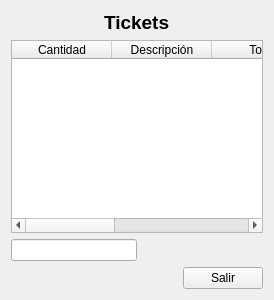
Before: the Qt Designer form BMKSistema/comprobante/comprobantebuscar.ui in radtek/manager, drawn with Qt 5.
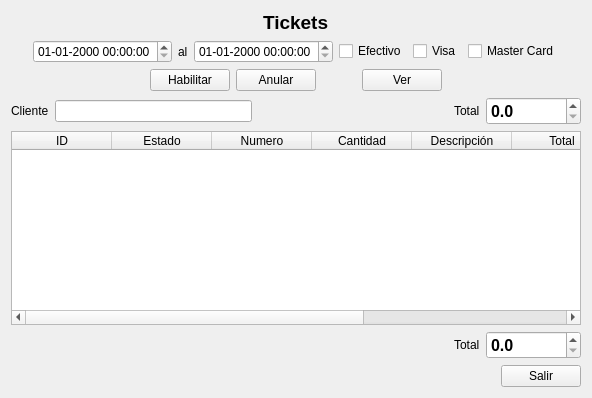
After: the same form once the commit is applied. Icons and pictures are not drawn.

```diff
--- a/BMKSistema/comprobante/comprobantebuscar.ui
+++ b/BMKSistema/comprobante/comprobantebuscar.ui
@@ -6,8 +6,8 @@
    <rect>
     <x>0</x>
     <y>0</y>
-    <width>274</width>
-    <height>300</height>
+    <width>592</width>
+    <height>398</height>
    </rect>
   </property>
   <property name="windowTitle">
@@ -58,8 +58,225 @@
      </item>
     </layout>
    </item>
+   <item>
+    <layout class="QHBoxLayout" name="horizontalLayout_2">
+     <item>
+      <spacer name="horizontalSpacer_5">
+       <property name="orientation">
+        <enum>Qt::Horizontal</enum>
+       </property>
+       <property name="sizeHint" stdset="0">
+        <size>
+         <width>40</width>
+         <height>20</height>
+        </size>
+       </property>
+      </spacer>
+     </item>
+     <item>
+      <widget class="QDateTimeEdit" name="dateTimeEdit_ini">
+       <property name="displayFormat">
+        <string>dd-MM-yyyy hh:mm:ss</string>
+       </property>
+      </widget>
+     </item>
+     <item>
+      <widget class="QLabel" name="label_2">
+       <property name="text">
+        <string>al</string>
+       </property>
+      </widget>
+     </item>
+     <item>
+      <widget class="QDateTimeEdit" name="dateTimeEdit_fin">
+       <property name="displayFormat">
+        <string>dd-MM-yyyy hh:mm:ss</string>
+       </property>
+      </widget>
+     </item>
+     <item>
+      <widget class="QCheckBox" name="checkBox_efectivo">
+       <property name="text">
+        <string>Efectivo</string>
+       </property>
+      </widget>
+     </item>
+     <item>
+      <widget class="QCheckBox" name="checkBox_visa">
+       <property name="text">
+        <string>Visa</string>
+       </property>
+      </widget>
+     </item>
+     <item>
+      <widget class="QCheckBox" name="checkBox_masterCard">
+       <property name="text">
+        <string>Master Card</string>
+       </property>
+      </widget>
+     </item>
+     <item>
+      <spacer name="horizontalSpacer_6">
+       <property name="orientation">
+        <enum>Qt::Horizontal</enum>
+       </property>
+       <property name="sizeHint" stdset="0">
+        <size>
+         <width>40</width>
+         <height>20</height>
+        </size>
+       </property>
+      </spacer>
+     </item>
+    </layout>
+   </item>
+   <item>
+    <layout class="QHBoxLayout" name="horizontalLayout_3">
+     <item>
+      <spacer name="horizontalSpacer_7">
+       <property name="orientation">
+        <enum>Qt::Horizontal</enum>
+       </property>
+       <property name="sizeHint" stdset="0">
+        <size>
+         <width>40</width>
+         <height>20</height>
+        </size>
+       </property>
+      </spacer>
+     </item>
+     <item>
+      <widget class="QPushButton" name="pushButton_habilitar">
+       <property name="text">
+        <string>Habilitar</string>
+       </property>
+       <property name="icon">
+        <iconset resource="../iconos.qrc">
+         <normaloff>:/new/Iconos/advice_accept_ok_theaction_10829.png</normaloff>:/new/Iconos/advice_accept_ok_theaction_10829.png</iconset>
+       </property>
+      </widget>
+     </item>
+     <item>
+      <widget class="QPushButton" name="pushButton_anular">
+       <property name="text">
+        <string>Anular</string>
+       </property>
+       <property name="icon">
+        <iconset resource="../iconos.qrc">
+         <normaloff>:/new/Iconos/anular.png</normaloff>:/new/Iconos/anular.png</iconset>
+       </property>
+      </widget>
+     </item>
+     <item>
+      <spacer name="horizontalSpacer_10">
+       <property name="orientation">
+        <enum>Qt::Horizontal</enum>
+       </property>
+       <property name="sizeType">
+        <enum>QSizePolicy::Fixed</enum>
+       </property>
+       <property name="sizeHint" stdset="0">
+        <size>
+         <width>40</width>
+         <height>20</height>
+        </size>
+       </property>
+      </spacer>
+     </item>
+     <item>
+      <widget class="QPushButton" name="pushButton_ver">
+       <property name="text">
+        <string>Ver</string>
+       </property>
+       <property name="icon">
+        <iconset resource="../iconos.qrc">
+         <normaloff>:/new/Iconos/eye_web.png</normaloff>:/new/Iconos/eye_web.png</iconset>
+       </property>
+      </widget>
+     </item>
+     <item>
+      <spacer name="horizontalSpacer_8">
+       <property name="orientation">
+        <enum>Qt::Horizontal</enum>
+       </property>
+       <property name="sizeHint" stdset="0">
+        <size>
+         <width>40</width>
+         <height>20</height>
+        </size>
+       </property>
+      </spacer>
+     </item>
+    </layout>
+   </item>
+   <item>
+    <layout class="QHBoxLayout" name="horizontalLayout_4">
+     <item>
+      <widget class="QLabel" name="label_4">
+       <property name="text">
+        <string>Cliente</string>
+       </property>
+      </widget>
+     </item>
+     <item>
+      <widget class="QLineEdit" name="lineEdit_buscar"/>
+     </item>
+     <item>
+      <spacer name="horizontalSpacer_4">
+       <property name="orientation">
+        <enum>Qt::Horizontal</enum>
+       </property>
+       <property name="sizeHint" stdset="0">
+        <size>
+         <width>40</width>
+         <height>20</height>
+        </size>
+       </property>
+      </spacer>
+     </item>
+     <item>
+      <widget class="QLabel" name="label_5">
+       <property name="text">
+        <string>Total</string>
+       </property>
+      </widget>
+     </item>
+     <item>
+      <widget class="QDoubleSpinBox" name="doubleSpinBox_totalTop">
+       <property name="font">
+        <font>
+         <pointsize>12</pointsize>
+         <weight>75</weight>
+         <bold>true</bold>
+        </font>
+       </property>
+       <property name="decimals">
+        <number>1</number>
+       </property>
+       <property name="maximum">
+        <double>100000000.000000000000000</double>
+       </property>
+      </widget>
+     </item>
+    </layout>
+   </item>
    <item>
     <widget class="QTableWidget" name="tableWidget">
+     <column>
+      <property name="text">
+       <string>ID</string>
+      </property>
+     </column>
+     <column>
+      <property name="text">
+       <string>Estado</string>
+      </property>
+     </column>
+     <column>
+      <property name="text">
+       <string>Numero</string>
+      </property>
+     </column>
      <column>
       <property name="text">
        <string>Cantidad</string>
@@ -88,12 +305,9 @@
     </widget>
    </item>
    <item>
-    <layout class="QGridLayout" name="gridLayout_3">
-     <item row="0" column="0">
-      <widget class="QLineEdit" name="lineEdit_buscar"/>
-     </item>
-     <item row="0" column="1">
-      <spacer name="horizontalSpacer_4">
+    <layout class="QHBoxLayout" name="horizontalLayout_6">
+     <item>
+      <spacer name="horizontalSpacer_9">
        <property name="orientation">
         <enum>Qt::Horizontal</enum>
        </property>
@@ -105,11 +319,35 @@
        </property>
       </spacer>
      </item>
+     <item>
+      <widget class="QLabel" name="label_3">
+       <property name="text">
+        <string>Total</string>
+       </property>
+      </widget>
+     </item>
+     <item>
+      <widget class="QDoubleSpinBox" name="doubleSpinBox_total">
+       <property name="font">
+        <font>
+         <pointsize>12</pointsize>
+         <weight>75</weight>
+         <bold>true</bold>
+        </font>
+       </property>
+       <property name="decimals">
+        <number>1</number>
+       </property>
+       <property name="maximum">
+        <double>100000000.000000000000000</double>
+       </property>
+      </widget>
+     </item>
     </layout>
    </item>
    <item>
-    <layout class="QGridLayout" name="gridLayout">
-     <item row="0" column="0">
+    <layout class="QHBoxLayout" name="horizontalLayout_5">
+     <item>
       <spacer name="horizontalSpacer_3">
        <property name="orientation">
         <enum>Qt::Horizontal</enum>
@@ -122,7 +360,7 @@
        </property>
       </spacer>
      </item>
-     <item row="0" column="1">
+     <item>
       <widget class="QPushButton" name="pushButton_salir">
        <property name="text">
         <string>Salir</string>
```
Left out of the diff: 10 changed lines with no effect on the pictures.
